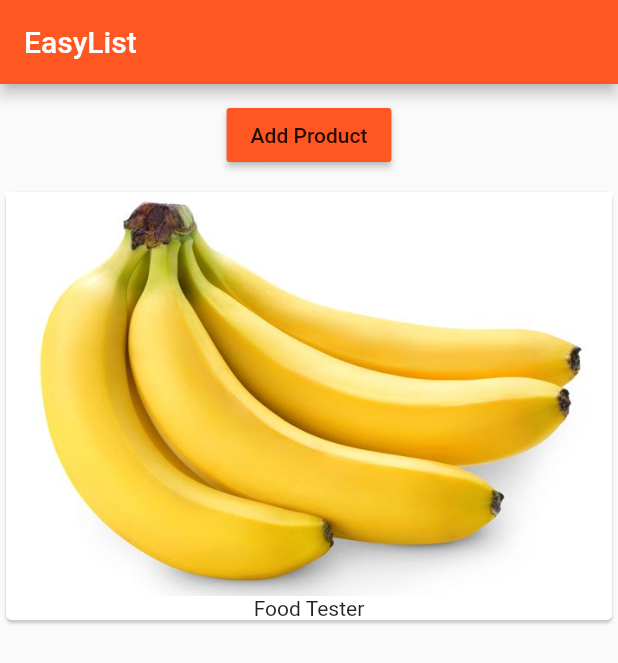
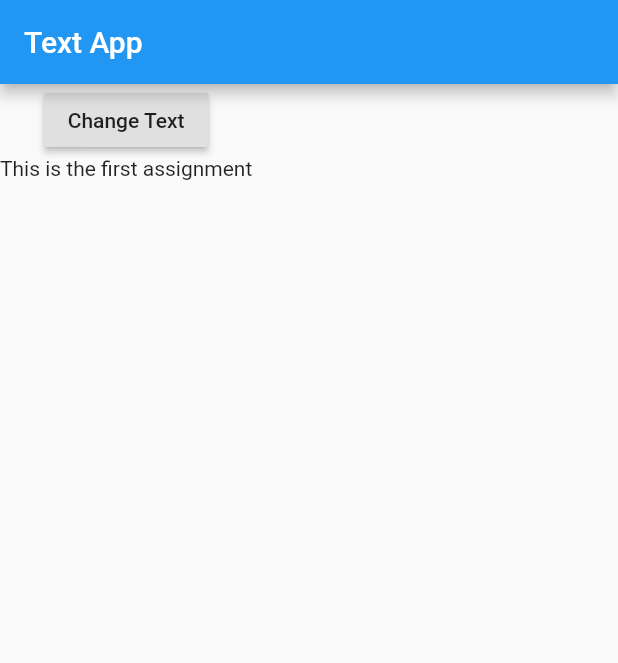
Before and after one commit to damirbar/flutter_course_udemy, a Flutter app: the screen it shows after launch, on a phone screen of 412 x 824 dp. Shown: the top 663 px of the screen. Run offline on Flutter 3.47's test engine with Material 2 defaults, Android fonts, the phone set to English and light mode, and no system bars.

Commit message:
Assignment 1

```diff
--- a/lib/main.dart
+++ b/lib/main.dart
@@ -1,28 +1,30 @@
+// 1) Create a new Flutter App and output an AppBar and some text below it.
+// 2) Add a button which changes the text (to any other text).
+// 3) Split the app into three widgets: App, TextControl and Text
+
 import 'package:flutter/material.dart';
 
-import './product_manager.dart';
+void main() => runApp(TextApp());
 
-void main() => runApp(MyApp());
-
-
-class MyApp extends StatelessWidget {
+class TextApp extends StatelessWidget {
   @override
   Widget build(BuildContext context) {
     return MaterialApp(
-      theme: ThemeData(
-        // The primary swatch is a set of colors where we define one
-        //   color and the other colors will be inferred automatically.
-        primarySwatch: Colors.deepOrange,
-        accentColor: Colors.deepPurple,
-        brightness: Brightness.light
-      ),
       home: Scaffold(
         appBar: AppBar(
-          title: Text('EasyList'),
+          title: Text('Text App'),
         ),
-        //                   Positional argument to the constructor
-        body: ProductManager(startingProduct: 'Food Tester')
+        body: Column(
+          children: [
+            RaisedButton(
+              onPressed: () {},
+              child: Text('Change Text'),
+            ),
+            Text('This is the first assignment')
+            ],
+        )
       )
     );
   }
+
 }
```
Also changed, not shown: first_lib/main.dart (added, +28 -0 lines), first_lib/product_manager.dart (renamed from lib/product_manager.dart), first_lib/products.dart (line endings or trailing spaces).
